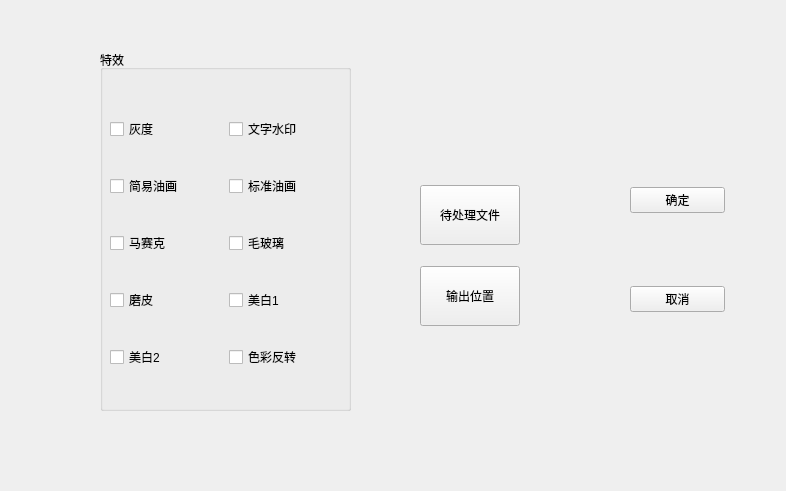
This is MultiMediaTool/src/gui/ui/effact.ui in xiehaode/MultimediaTools as Qt 5 draws it before an edit. The edited form follows.
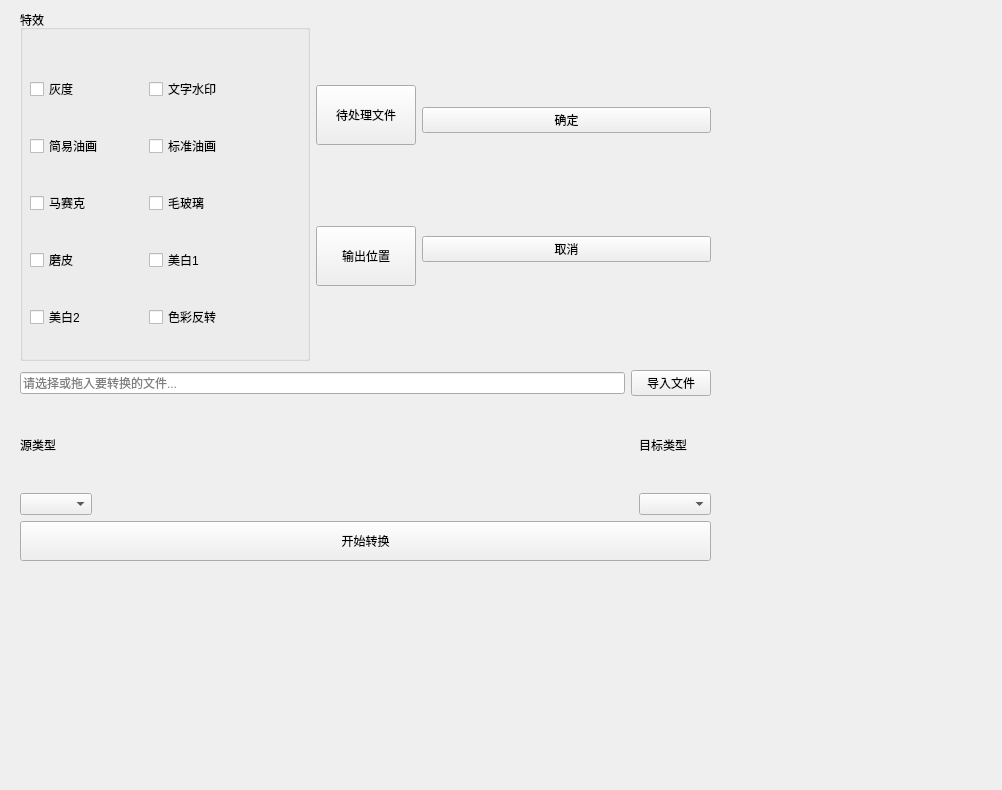
This is the edited form. Icons and pictures are not drawn.

```diff
--- a/MultiMediaTool/src/gui/ui/effact.ui
+++ b/MultiMediaTool/src/gui/ui/effact.ui
@@ -6,26 +6,29 @@
    <rect>
     <x>0</x>
     <y>0</y>
-    <width>786</width>
-    <height>491</height>
+    <width>1002</width>
+    <height>790</height>
    </rect>
   </property>
   <property name="windowTitle">
    <string>Form</string>
   </property>
+  <widget class="QWidget" name="">
+   <property name="geometry">
+    <rect>
+     <x>20</x>
+     <y>10</y>
+     <width>691</width>
+     <height>351</height>
+    </rect>
+   </property>
+   <layout class="QHBoxLayout" name="horizontalLayout_8">
+    <item>
   <widget class="QGroupBox" name="groupBox">
-   <property name="geometry">
-    <rect>
-     <x>100</x>
-     <y>50</y>
-     <width>251</width>
-     <height>361</height>
-    </rect>
-   </property>
    <property name="title">
     <string>特效</string>
    </property>
-   <widget class="QWidget" name="">
+      <widget class="QWidget" name="layoutWidget">
     <property name="geometry">
      <rect>
       <x>10</x>
@@ -128,41 +131,8 @@
     </layout>
    </widget>
   </widget>
-  <widget class="QWidget" name="">
-   <property name="geometry">
-    <rect>
-     <x>630</x>
-     <y>120</y>
-     <width>95</width>
-     <height>261</height>
-    </rect>
-   </property>
-   <layout class="QVBoxLayout" name="verticalLayout_2">
-    <item>
-     <widget class="QPushButton" name="ok">
-      <property name="text">
-       <string>确定</string>
-      </property>
-     </widget>
     </item>
     <item>
-     <widget class="QPushButton" name="cancel">
-      <property name="text">
-       <string>取消</string>
-      </property>
-     </widget>
-    </item>
-   </layout>
-  </widget>
-  <widget class="QWidget" name="">
-   <property name="geometry">
-    <rect>
-     <x>420</x>
-     <y>170</y>
-     <width>141</width>
-     <height>171</height>
-    </rect>
-   </property>
    <layout class="QVBoxLayout" name="verticalLayout_3">
     <item>
      <widget class="QToolButton" name="addFile">
@@ -195,6 +165,117 @@
       <property name="icon">
        <iconset resource="../../../icon.qrc">
         <normaloff>:/rc/export.svg</normaloff>:/rc/export.svg</iconset>
+        </property>
+       </widget>
+      </item>
+     </layout>
+    </item>
+    <item>
+     <layout class="QVBoxLayout" name="verticalLayout_2">
+      <item>
+       <widget class="QPushButton" name="ok">
+        <property name="text">
+         <string>确定</string>
+        </property>
+       </widget>
+      </item>
+      <item>
+       <widget class="QPushButton" name="cancel">
+        <property name="text">
+         <string>取消</string>
+        </property>
+       </widget>
+      </item>
+     </layout>
+    </item>
+   </layout>
+  </widget>
+  <widget class="QWidget" name="">
+   <property name="geometry">
+    <rect>
+     <x>20</x>
+     <y>370</y>
+     <width>691</width>
+     <height>191</height>
+    </rect>
+   </property>
+   <layout class="QVBoxLayout" name="verticalLayout_6">
+    <item>
+     <layout class="QHBoxLayout" name="horizontalLayout_7">
+      <item>
+       <widget class="QLineEdit" name="lineEdit_Path">
+        <property name="readOnly">
+         <bool>true</bool>
+        </property>
+        <property name="placeholderText">
+         <string>请选择或拖入要转换的文件...</string>
+        </property>
+       </widget>
+      </item>
+      <item>
+       <widget class="QPushButton" name="btnImport">
+        <property name="text">
+         <string>导入文件</string>
+        </property>
+       </widget>
+      </item>
+     </layout>
+    </item>
+    <item>
+     <layout class="QHBoxLayout" name="horizontalLayout_6">
+      <item>
+       <layout class="QVBoxLayout" name="verticalLayout_4">
+        <item>
+         <widget class="QLabel" name="labelSrc">
+          <property name="text">
+           <string>源类型</string>
+          </property>
+         </widget>
+        </item>
+        <item>
+         <widget class="QComboBox" name="comboBoxSrc"/>
+        </item>
+       </layout>
+      </item>
+      <item>
+       <spacer name="horizontalSpacer">
+        <property name="orientation">
+         <enum>Qt::Horizontal</enum>
+        </property>
+        <property name="sizeHint" stdset="0">
+         <size>
+          <width>13</width>
+          <height>42</height>
+         </size>
+        </property>
+       </spacer>
+      </item>
+      <item>
+       <layout class="QVBoxLayout" name="verticalLayout_5">
+        <item>
+         <widget class="QLabel" name="labelDst">
+          <property name="text">
+           <string>目标类型</string>
+          </property>
+         </widget>
+        </item>
+        <item>
+         <widget class="QComboBox" name="comboBoxDst"/>
+        </item>
+       </layout>
+      </item>
+     </layout>
+    </item>
+    <item>
+     <widget class="QPushButton" name="pushButton">
+      <property name="minimumSize">
+       <size>
+        <width>0</width>
+        <height>40</height>
+       </size>
+      </property>
+      <property name="text">
+       <string>开始转换</string>
       </property>
      </widget>
     </item>
```
Lines whose indentation alone changed are shown as unchanged.
